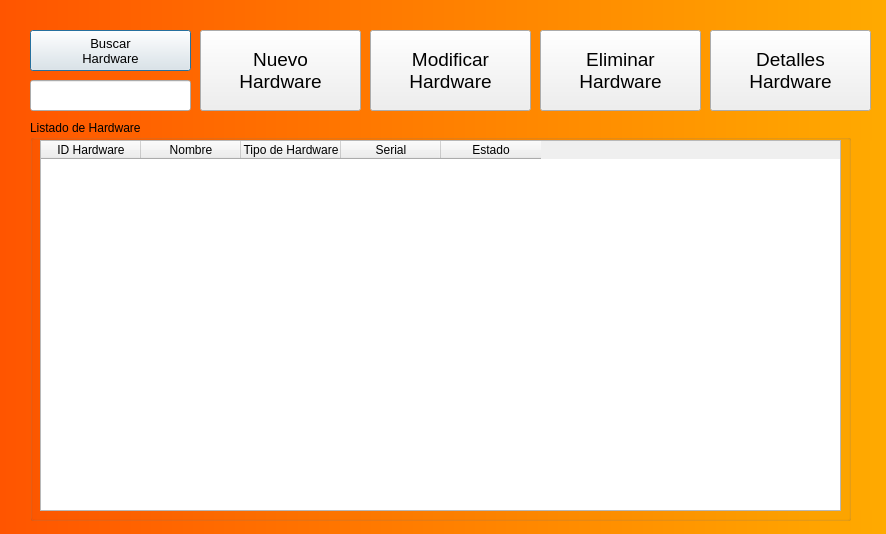
Before: the Qt Designer form Inventario-Hardware.ui in danilp12/GestionInventarioVcp, drawn with Qt 5.
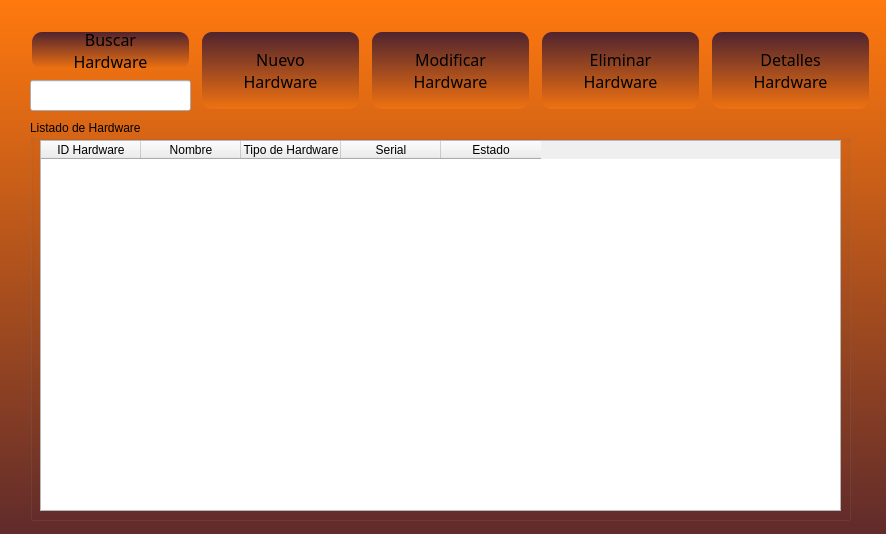
After: the same form once the commit is applied.

```diff
--- a/Inventario-Hardware.ui
+++ b/Inventario-Hardware.ui
@@ -14,15 +14,40 @@
    <string>Dialog</string>
   </property>
   <property name="styleSheet">
-   <string notr="true">
-QDialog{
+   <string notr="true">QDialog{
     color: rgba(255, 255, 255, 10) ;
-	background-color: qlineargradient(spread:reflect, x1:0, y1:0, x2:1, y2:0, stop:0 rgba(255, 85, 0, 255), stop:1 rgba(255, 170, 0, 255));
+	background-color: qlineargradient(spread:pad, x0:0, y0:2, x2:0, y2:1.1, stop:0 rgba(255, 121, 14, 255), stop:1 rgba(80, 35, 46, 255));
+	
 	opacity:80;
 	position: relative;
     background-position: center;
     background-repeat: no-repeat;
     
+}
+
+QPushButton {
+ background-color: qlineargradient(spread:pad, x0:0, y0:2, x2:0, y2:1.1, stop:0 rgba(80, 35, 46, 255), stop:1 rgba(255, 121, 14, 255));
+ color: black;
+font-family:Epitet-SemiBold;
+font-size: 16px;
+margin:2px;
+ border-radius:10px;
+}
+QPushButton:Hover {
+ background-color: rgb(255, 121, 14);
+ color: white;
+font-family:Epitet-SemiBold;
+font-size: 16px;
+margin:2px;
+ border-radius:10px;
+}
+QPushButton:Pressed {
+ background-color: rgb(80, 35, 46);
+ color: black;
+font-family:Epitet-SemiBold;
+font-size: 16px;
+margin:2px;
+ border-radius:10px;
 }</string>
   </property>
   <widget class="QPushButton" name="Buscar">
@@ -36,7 +61,8 @@
    </property>
    <property name="font">
     <font>
-     <pointsize>10</pointsize>
+     <family>Epitet-SemiBold</family>
+     <pointsize>-1</pointsize>
     </font>
    </property>
    <property name="text">
@@ -55,7 +81,8 @@
    </property>
    <property name="font">
     <font>
-     <pointsize>14</pointsize>
+     <family>Epitet-SemiBold</family>
+     <pointsize>-1</pointsize>
     </font>
    </property>
    <property name="text">
@@ -74,7 +101,8 @@
    </property>
    <property name="font">
     <font>
-     <pointsize>14</pointsize>
+     <family>Epitet-SemiBold</family>
+     <pointsize>-1</pointsize>
     </font>
    </property>
    <property name="text">
@@ -93,7 +121,8 @@
    </property>
    <property name="font">
     <font>
-     <pointsize>14</pointsize>
+     <family>Epitet-SemiBold</family>
+     <pointsize>-1</pointsize>
     </font>
    </property>
    <property name="text">
@@ -178,7 +207,8 @@
    </property>
    <property name="font">
     <font>
-     <pointsize>14</pointsize>
+     <family>Epitet-SemiBold</family>
+     <pointsize>-1</pointsize>
     </font>
    </property>
    <property name="text">
```
Left out of the diff: 6 changed lines with no effect on the pictures.
